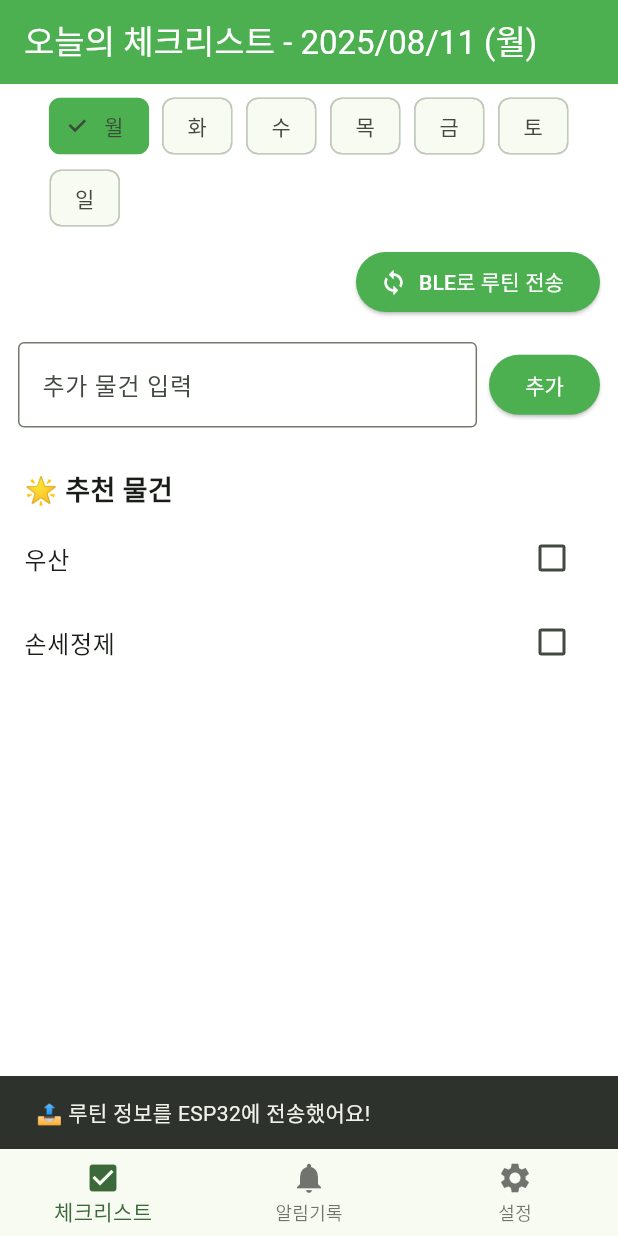
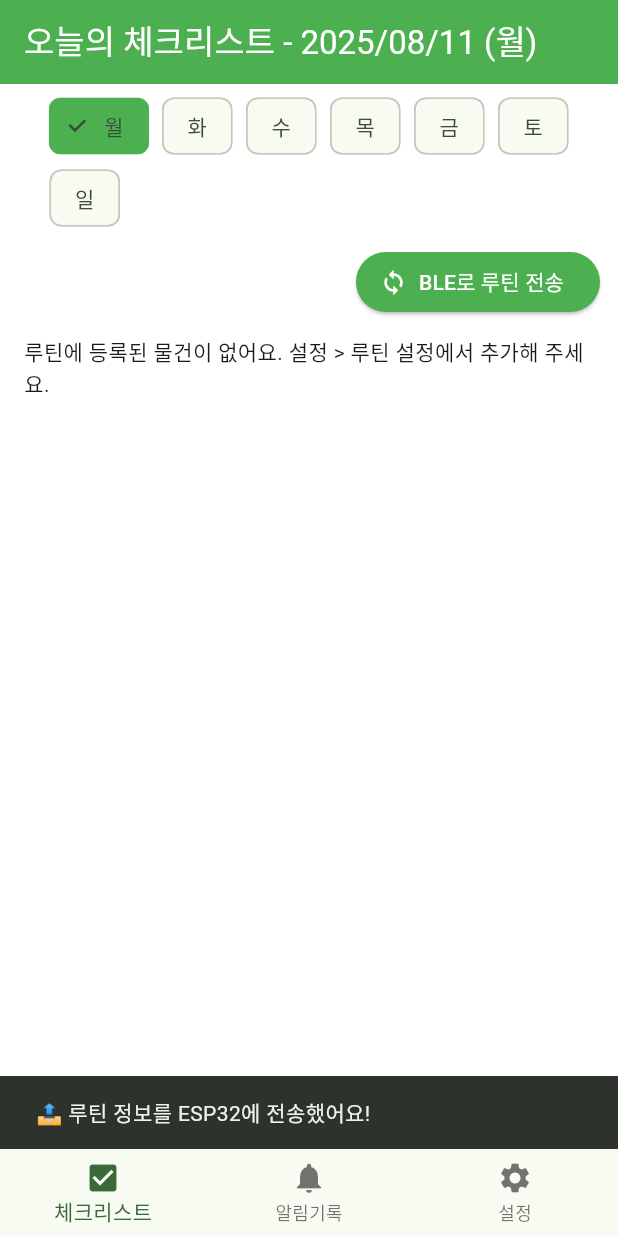
Before and after one commit to SeoHongBeen/grabbit_, a Flutter app: the screen it shows after launch, after a tap on "로그인", after a tap on "BLE로 루틴 전송", on a phone screen of 412 x 824 dp. Run offline on Flutter 3.47's test engine with Material 3 defaults, Android fonts, the phone set to English and light mode, and no system bars; our stand-ins replace clock, firebase_core, flutter_blue_plus, geolocator, permission_handler, shared_preferences and 1 more; missing offline and left inert: flutter_local_notifications_platform_interface; accounts and stored records are empty; generated files the repository leaves out were written again.

Commit message:
수정 2

```diff
--- a/lib/main.dart
+++ b/lib/main.dart
@@ -1,21 +1,67 @@
 import 'package:flutter/material.dart';
 import 'package:shared_preferences/shared_preferences.dart';
-import 'package:intl/date_symbol_data_local.dart'; // 날짜 포맷용
+import 'package:intl/date_symbol_data_local.dart';
+
+import 'package:firebase_core/firebase_core.dart';
+import 'firebase_options.dart'; // flutterfire configure가 생성
+
 import 'package:grabbit_project/screen/login_screen.dart';
 import 'package:grabbit_project/screen/main_tab_screen.dart';
 import 'package:grabbit_project/service/notification_service.dart';
 
-void main() async {
+class SplashScreen extends StatelessWidget {
+  final Widget next;
+  const SplashScreen({super.key, required this.next});
+
+  @override
+  Widget build(BuildContext context) {
+    WidgetsBinding.instance.addPostFrameCallback((_) async {
+      // (선택) 스플래시 로고 미리 로드
+      // precacheImage(const AssetImage('assets/grabbit_logo.png'), context);
+
+      await Future.delayed(const Duration(milliseconds: 1200));
+      if (context.mounted) {
+        Navigator.of(context).pushReplacement(
+          PageRouteBuilder(
+            transitionDuration: const Duration(milliseconds: 350),
+            pageBuilder: (_, __, ___) => next,
+            transitionsBuilder: (_, anim, __, child) =>
+                FadeTransition(opacity: anim, child: child),
+          ),
+        );
+      }
+    });
+
+    return Scaffold(
+      backgroundColor: Colors.white,
+      body: Center(
+        child: Image.asset(
+          // 🔴 경로 수정: lib/assets → assets
+          'assets/grabbit_logo.png',
+          width: 220,
+          fit: BoxFit.contain,
+        ),
+      ),
+    );
+  }
+}
+
+Future<void> main() async {
   WidgetsFlutterBinding.ensureInitialized();
 
-  // 📅 한국어 날짜 포맷 초기화
+  // 🔴 Firebase 초기화: google-services.json + flutterfire 설정이 있다면 반드시 호출
+  await Firebase.initializeApp(
+    options: DefaultFirebaseOptions.currentPlatform,
+  );
+
+  // 한국어 날짜 포맷 초기화
   await initializeDateFormatting('ko_KR', null);
 
-  // 🔔 알림 초기화 및 예약
+  // 알림 초기화 및 매일 리마인더
   await NotificationService.initialize();
   await NotificationService.scheduleDailyChecklistReminder();
 
-  // 🧠 SharedPreferences 로드
+  // 자동로그인 상태 로드
   final prefs = await SharedPreferences.getInstance();
   final isLoggedIn = prefs.getBool('isAutoLoginOn') ?? false;
 
@@ -28,31 +74,25 @@ class GrabbitApp extends StatelessWidget {
 
   @override
   Widget build(BuildContext context) {
+    final theme = ThemeData(
+      colorScheme: ColorScheme.fromSeed(seedColor: Colors.green, brightness: Brightness.light),
+      useMaterial3: true,
+      scaffoldBackgroundColor: Colors.white,
+      appBarTheme: const AppBarTheme(backgroundColor: Colors.green, foregroundColor: Colors.white),
+      floatingActionButtonTheme: const FloatingActionButtonThemeData(
+          backgroundColor: Colors.green, foregroundColor: Colors.white),
+      elevatedButtonTheme: ElevatedButtonThemeData(
+        style: ElevatedButton.styleFrom(backgroundColor: Colors.green, foregroundColor: Colors.white),
+      ),
+    );
+
+    final afterSplash = isLoggedIn ? const MainTabScreen() : const LoginScreen();
+
     return MaterialApp(
       title: 'Grabbit',
-      theme: ThemeData(
-        colorScheme: ColorScheme.fromSeed(
-          seedColor: Colors.green,
-          brightness: Brightness.light,
-        ),
-        useMaterial3: true,
-        scaffoldBackgroundColor: Colors.white,
-        appBarTheme: const AppBarTheme(
-          backgroundColor: Colors.green,
-          foregroundColor: Colors.white,
-        ),
-        floatingActionButtonTheme: const FloatingActionButtonThemeData(
-          backgroundColor: Colors.green,
-          foregroundColor: Colors.white,
-        ),
-        elevatedButtonTheme: ElevatedButtonThemeData(
-          style: ElevatedButton.styleFrom(
-            backgroundColor: Colors.green,
-            foregroundColor: Colors.white,
-          ),
-        ),
-      ),
-      home: isLoggedIn ? const MainTabScreen() : const LoginScreen(),
+      theme: theme,
+      debugShowCheckedModeBanner: false,
+      home: SplashScreen(next: afterSplash),
     );
   }
 }
--- a/lib/screen/checklist_page.dart
+++ b/lib/screen/checklist_page.dart
@@ -1,92 +1,68 @@
+import 'dart:convert';
 import 'package:flutter/material.dart';
 import 'package:intl/intl.dart';
+
 import 'package:grabbit_project/models/item.dart';
 import 'package:grabbit_project/models/ble_tag.dart';
+import 'package:grabbit_project/service/ble_service.dart';
 import 'package:grabbit_project/service/routine_manager.dart';
-import 'package:grabbit_project/service/ble_service.dart';
 import 'package:grabbit_project/utils/shared_preferences_helper.dart';
-import 'package:shared_preferences/shared_preferences.dart';
-import 'dart:convert';
-
-// 기록 저장
 import 'package:grabbit_project/utils/record_storage_helper.dart';
 
 class ChecklistPage extends StatefulWidget {
   const ChecklistPage({super.key});
-
   @override
   State<ChecklistPage> createState() => _ChecklistPageState();
 }
 
 class _ChecklistPageState extends State<ChecklistPage> {
-  // 최근 문 이벤트/상태
-  String? _lastEvent; // "문 열림" | "문 닫힘"
-  String? _lastState; // IDLE/GOING_OUT/AWAY/RETURNED
+  // 중복 알림/깜빡임 방지 상태
+  String? _lastEvent;   // "문 열림"/"문 닫힘"
+  String? _lastState;   // IDLE/GOING_OUT/AWAY/RETURNED
+  bool _suppressUntilDoorChange = false; // 루틴 전송 직후 문 이벤트 변할 때까지 화면 반영 막기
 
-  // 루틴 전송 직후, 문 이벤트가 바뀔 때까지 화면 반영/스낵바 억제
-  bool _suppressUntilDoorChange = false;
-
-  // AWAY 상태에서 “이전 감지 집합” (감지 수 감소 = 분실)
-  Set<String>? _awayDetectedSnapshot;
-
-  final List<ChecklistItem> _items = [];
-  final TextEditingController _textController = TextEditingController();
+  final List<ChecklistItem> _routineItems = [];
   String _selectedDay = DateFormat.E('ko_KR').format(DateTime.now());
 
   @override
   void initState() {
     super.initState();
-    _initializeForSelectedDay();
+    _loadRoutineForSelectedDay();
 
     final ble = BleService();
     ble.connect();
-    ble.onDataReceived = _handleNotifyData; // Notify 수신 → 화면 반영
+    ble.onDataReceived = _handleNotifyData;
   }
 
-  void _initializeForSelectedDay() {
-    _items.clear();
-    _items.addAll([
-      ChecklistItem(name: '우산', isSuggested: true),
-      ChecklistItem(name: '손세정제', isSuggested: true),
-    ]);
-    _loadBleTags();
-    _loadExtraItems();
-  }
+  // 요일 변경 시 루틴만 로드 (추가/추천 섹션 X)
+  Future<void> _loadRoutineForSelectedDay() async {
+    _routineItems.clear();
 
-  void _loadBleTags() async {
-    final tags = await SharedPreferencesHelper.loadBleTags();
+    // 1) 루틴 이름들 (요일별)
+    final names = RoutineManager().getItemsForDay(_selectedDay).map((e) => e.name).toList();
+
+    // 2) 저장된 BLE 태그 불러와서 "이름→UUID" 매핑
+    final List<BleTag> tags = await SharedPreferencesHelper.loadBleTags();
+    final Map<String, String> nameToUuid = {
+      for (final t in tags) t.name: t.uuid,
+    };
+
+    // 3) 화면용 아이템 구성 (루틴에 없거나 BLE 태그 없는 건 uuid null)
     setState(() {
-      for (var tag in tags) {
-        final alreadyExists = _items.any((item) => item.bleUuid == tag.uuid);
-        if (!alreadyExists) {
-          _items.add(ChecklistItem(name: tag.name, bleUuid: tag.uuid));
-        }
+      for (final name in names) {
+        _routineItems.add(
+          ChecklistItem(
+            name: name,
+            bleUuid: nameToUuid[name], // null일 수 있음
+            isRoutine: true,
+          ),
+        );
       }
     });
   }
 
-  Future<void> _loadExtraItems() async {
-    final prefs = await SharedPreferences.getInstance();
-    final key = 'extraItems_${_engWeekday()}';
-    final saved = prefs.getStringList(key) ?? [];
-    setState(() {
-      for (var name in saved) {
-        _items.add(ChecklistItem(name: name));
-      }
-    });
-  }
-
-  Future<void> _saveExtraItems() async {
-    final prefs = await SharedPreferences.getInstance();
-    final key = 'extraItems_${_engWeekday()}';
-    final extraItems = _items
-        .where((i) => !i.isRoutine && !i.isSuggested && i.bleUuid == null)
-        .map((e) => e.name)
-        .toList();
-    await prefs.setStringList(key, extraItems);
-  }
-
-  String _engWeekday() {
+  // 요일 한글 → 영문 (RoutineManager가 필요하면 사용)
+  String _engWeekday(String kr) {
     const map = {
       '월': 'Monday',
       '화': 'Tuesday',
@@ -96,63 +72,89 @@ class _ChecklistPageState extends State<ChecklistPage> {
       '토': 'Saturday',
       '일': 'Sunday',
     };
-    return map[_selectedDay]!;
+    return map[kr]!;
   }
 
-  void _toggleItem(ChecklistItem item) {
-    setState(() {
-      item.isChecked = !item.isChecked;
-    });
-  }
+  // BLE로 현재 루틴만 전송 (BLE 태그가 있는 항목만)
+  Future<void> _sendRoutineToEsp32() async {
+    final itemsToSend = _routineItems
+        .where((i) => i.bleUuid != null)
+        .map((i) => i.name)
+        .toList();
 
-  void _addItem() {
-    final text = _textController.text.trim();
-    if (text.isNotEmpty) {
-      setState(() {
-        _items.add(ChecklistItem(name: text));
-        _textController.clear();
-      });
-      _saveExtraItems();
+    _suppressUntilDoorChange = true;
+    await BleService().sendRoutine(itemsToSend, "grabbit-user");
+
+    if (mounted) {
+      ScaffoldMessenger.of(context).showSnackBar(
+        const SnackBar(content: Text('📤 루틴 정보를 ESP32에 전송했어요!')),
+      );
     }
   }
 
-  void _deleteItem(ChecklistItem item) {
-    setState(() {
-      _items.remove(item);
-    });
-    _saveExtraItems();
-  }
+  /// ESP32 Notify 수신 처리 (루틴 섹션만 반영)
+  void _handleNotifyData(String jsonStr) {
+    try {
+      final Map<String, dynamic> data = jsonDecode(jsonStr);
 
-  Widget _buildSection(String title, List<ChecklistItem> items, {bool editable = false}) {
-    if (items.isEmpty) return const SizedBox();
-    return Column(
-      crossAxisAlignment: CrossAxisAlignment.start,
-      children: [
-        const SizedBox(height: 12),
-        Padding(
-          padding: const EdgeInsets.symmetric(horizontal: 16, vertical: 4),
-          child: Text(title, style: const TextStyle(fontSize: 18, fontWeight: FontWeight.bold)),
-        ),
-        ...items.map((item) => CheckboxListTile(
-          title: Text(
-            item.name,
-            style: TextStyle(
-              color: item.bleUuid != null && !item.isBleDetected ? Colors.red : null,
-              fontWeight: item.isBleDetected ? FontWeight.bold : FontWeight.normal,
-            ),
+      final event = data["이벤트"] as String? ?? "이벤트 없음";  // "문 열림"/"문 닫힘"
+      final state = data["상태"]  as String? ?? "UNKNOWN";
+
+      // 루틴 전송 직후에는 문 이벤트가 바뀔 때까지 무시
+      if (_suppressUntilDoorChange) {
+        final doorChanged = (_lastEvent == null) ? true : (_lastEvent != event);
+        if (!doorChanged) return;
+        _suppressUntilDoorChange = false;
+      }
+
+      // 같은 이벤트/상태면 무시
+      if (_lastEvent == event && _lastState == state) return;
+
+      _lastEvent = event;
+      _lastState = state;
+
+      final detected = List<String>.from(data["감지됨"] ?? []);
+      final missed   = List<String>.from(data["누락됨"] ?? []);
+      final timestamp = DateTime.now().toIso8601String();
+
+      // 기록 저장
+      RecordStorageHelper.addRecord({
+        "timestamp": timestamp,
+        "event": event,
+        "state": state,
+        "detected": detected,
+        "missed": missed,
+      });
+
+      // 화면 반영: 루틴 항목만
+      setState(() {
+        for (final item in _routineItems) {
+          if (detected.contains(item.name)) {
+            item.isChecked = true;
+            item.isBleDetected = true;
+          } else if (missed.contains(item.name)) {
+            item.isChecked = false;
+            item.isBleDetected = false;
+          } else {
+            // 감지도 누락도 안온 항목은 상태 유지
+          }
+        }
+      });
+
+      // 스낵바: 문 이벤트 변화가 있을 때만, 누락 있을 때 띄움
+      if (missed.isNotEmpty && mounted) {
+        ScaffoldMessenger.of(context).showSnackBar(
+          SnackBar(
+            content: Text('⚠️ 감지 안 된 항목: ${missed.join(', ')}'),
+            backgroundColor: Colors.red.shade400,
+            duration: const Duration(seconds: 3),
           ),
-          subtitle: item.isBleDetected ? const Text('✅ BLE 감지됨') : null,
-          value: item.isChecked,
-          onChanged: (_) => _toggleItem(item),
-          secondary: editable
-              ? IconButton(
-            icon: const Icon(Icons.delete),
-            onPressed: () => _deleteItem(item),
-          )
-              : null,
-        )),
-      ],
-    );
+        );
+      }
+    } catch (e) {
+      // 파싱 실패는 조용히 로그만
+      // print("❌ Notify JSON 파싱 실패: $e");
+    }
   }
 
   Widget _buildDaySelector() {
@@ -166,11 +168,9 @@ class _ChecklistPageState extends State<ChecklistPage> {
           return ChoiceChip(
             label: Text(day),
             selected: isSelected,
-            onSelected: (_) {
-              setState(() {
-                _selectedDay = day;
-                _initializeForSelectedDay();
-              });
+            onSelected: (_) async {
+              setState(() => _selectedDay = day);
+              await _loadRoutineForSelectedDay();
             },
             selectedColor: Colors.green,
           );
@@ -179,123 +179,47 @@ class _ChecklistPageState extends State<ChecklistPage> {
     );
   }
 
-  void _sendRoutineToEsp32() async {
-    final itemsToSend = _items
-        .where((item) => item.bleUuid != null)
-        .map((item) => item.name)
-        .toList();
-
-    _suppressUntilDoorChange = true; // 문 이벤트 바뀔 때까지 일반 반영/스낵바 억제
-    await BleService().sendRoutine(itemsToSend, "grabbit-user");
-
-    if (context.mounted) {
-      ScaffoldMessenger.of(context).showSnackBar(
-        const SnackBar(content: Text('📤 루틴 정보를 ESP32에 전송했어요!')),
+  Widget _buildRoutineSection() {
+    if (_routineItems.isEmpty) {
+      return const Padding(
+        padding: EdgeInsets.symmetric(horizontal: 16, vertical: 8),
+        child: Text('루틴에 등록된 물건이 없어요. 설정 > 루틴 설정에서 추가해 주세요.'),
       );
     }
-  }
 
-  /// ESP32에서 Notify 받은 JSON 처리
-  void _handleNotifyData(String jsonStr) {
-    try {
-      final Map<String, dynamic> data = jsonDecode(jsonStr);
-
-      final event = data["이벤트"] as String? ?? "이벤트 없음";  // "문 열림"/"문 닫힘"
-      final state = data["상태"]  as String? ?? "UNKNOWN";
-      final detected = List<String>.from(data["감지됨"] ?? []);
-      final missed   = List<String>.from(data["누락됨"] ?? []);
-      final timestamp = DateTime.now().toIso8601String();
-
-      // ---------- 0) 기록은 항상 저장 ----------
-      RecordStorageHelper.addRecord({
-        "timestamp": timestamp,
-        "event": event,
-        "state": state,
-        "detected": detected,
-        "missed": missed,
-      });
-
-      // ---------- 1) AWAY 중 “감지 수 감소” = 외출 중 분실 감지 ----------
-      if (state == "AWAY") {
-        final curr = detected.toSet();
-        if (_lastState != "AWAY") {
-          // AWAY에 갓 진입 → 스냅샷 초기화
-          _awayDetectedSnapshot = curr;
-        } else {
-          // 이전에 감지되던 것이 사라졌는지 비교
-          if (_awayDetectedSnapshot != null) {
-            final lostNow = _awayDetectedSnapshot!.difference(curr).toList();
-            if (lostNow.isNotEmpty && context.mounted) {
-              ScaffoldMessenger.of(context).showSnackBar(
-                SnackBar(
-                  content: Text('⚠️ 외출 중 분실 감지: ${lostNow.join(", ")}'),
-                  backgroundColor: Colors.orange.shade600,
-                  duration: const Duration(seconds: 3),
-                ),
-              );
-            }
-          }
-          _awayDetectedSnapshot = curr; // 스냅샷 갱신
-        }
-      }
-
-      // ---------- 2) 루틴 전송 직후, 문 이벤트가 바뀔 때까지 일반 반영 억제 ----------
-      final doorChanged = (_lastEvent == null) ? true : (_lastEvent != event);
-      if (_suppressUntilDoorChange && !doorChanged) {
-        // 분실 감지는 위에서 이미 처리했으니 여기서는 조용히 종료
-        return;
-      }
-      if (_suppressUntilDoorChange && doorChanged) {
-        _suppressUntilDoorChange = false; // 게이트 해제
-      }
-
-      // ---------- 3) 이벤트/상태 둘 다 이전과 같으면(중복) 일반 반영 생략 ----------
-      if (_lastEvent == event && _lastState == state) {
-        // 단, 위의 분실 감지는 이미 처리됨
-        return;
-      }
-
-      // ---------- 4) 화면 반영 ----------
-      setState(() {
-        for (var item in _items) {
-          if (detected.contains(item.name)) {
-            item.isChecked = true;
-            item.isBleDetected = true;
-          } else if (missed.contains(item.name)) {
-            item.isChecked = false;
-            item.isBleDetected = false;
-          }
-        }
-      });
-
-      // 문 이벤트 변화 시 “감지 안 된 항목” 스낵바 (일반 케이스)
-      if (doorChanged && missed.isNotEmpty && context.mounted) {
-        ScaffoldMessenger.of(context).showSnackBar(
-          SnackBar(
-            content: Text('⚠️ 감지 안 된 항목: ${missed.join(', ')}'),
-            backgroundColor: Colors.red.shade400,
-            duration: const Duration(seconds: 3),
+    return Column(
+      crossAxisAlignment: CrossAxisAlignment.start,
+      children: [
+        const SizedBox(height: 12),
+        Padding(
+          padding: const EdgeInsets.symmetric(horizontal: 16, vertical: 4),
+          child: Text('✅ 루틴 물건 ($_selectedDay요일)',
+              style: const TextStyle(fontSize: 18, fontWeight: FontWeight.bold)),
+        ),
+        ..._routineItems.map((item) => CheckboxListTile(
+          title: Text(
+            item.name,
+            style: TextStyle(
+              color: (item.bleUuid != null && !item.isBleDetected) ? Colors.red : null,
+              fontWeight: item.isBleDetected ? FontWeight.bold : FontWeight.normal,
+            ),
           ),
-        );
-      }
-
-      // ---------- 5) 마지막 상태 저장 ----------
-      _lastEvent = event;
-      _lastState = state;
-    } catch (e) {
-      // JSON 깨짐 등
-      debugPrint("❌ Notify JSON 파싱 실패: $e");
-    }
+          subtitle: item.isBleDetected
+              ? const Text('✅ BLE 감지됨')
+              : (item.bleUuid == null ? const Text('⚠️ 이 항목은 BLE 태그가 설정되지 않았어요') : null),
+          value: item.isChecked,
+          onChanged: (_) {
+            setState(() => item.isChecked = !item.isChecked);
+          },
+        )),
+      ],
+    );
   }
 
   @override
   Widget build(BuildContext context) {
     final today = DateTime.now();
     final formattedDate = DateFormat('yyyy/MM/dd (E)', 'ko_KR').format(today);
-
-    final routineItems = RoutineManager().getItemsForDay(_selectedDay);
-    final additionalItems = _items.where((i) => !i.isRoutine && !i.isSuggested).toList();
-    final suggestedItems = _items.where((i) => i.isSuggested).toList();
 
     return Scaffold(
       appBar: AppBar(title: Text('오늘의 체크리스트 - $formattedDate')),
@@ -313,33 +237,10 @@ class _ChecklistPageState extends State<ChecklistPage> {
               ),
             ),
           ),
-          Padding(
-            padding: const EdgeInsets.all(12),
-            child: Row(
-              children: [
-                Expanded(
-                  child: TextField(
-                    controller: _textController,
-                    decoration: const InputDecoration(
-                      hintText: '추가 물건 입력',
-                      border: OutlineInputBorder(),
-                    ),
-                  ),
-                ),
-                const SizedBox(width: 8),
-                ElevatedButton(
-                  onPressed: _addItem,
-                  child: const Text('추가'),
-                ),
-              ],
-            ),
-          ),
           Expanded(
             child: ListView(
               children: [
-                _buildSection('✅ 루틴 물건 ($_selectedDay요일)', routineItems),
-                _buildSection('➕ 추가 물건', additionalItems, editable: true),
-                _buildSection('🌟 추천 물건', suggestedItems),
+                _buildRoutineSection(),
               ],
             ),
           ),
```
Also changed, not shown: pubspec.yaml (+13 -79 lines), flutter_01.png (added), lib/assets/grabbit_logo.png, pubspec.lock, 6 other files.
